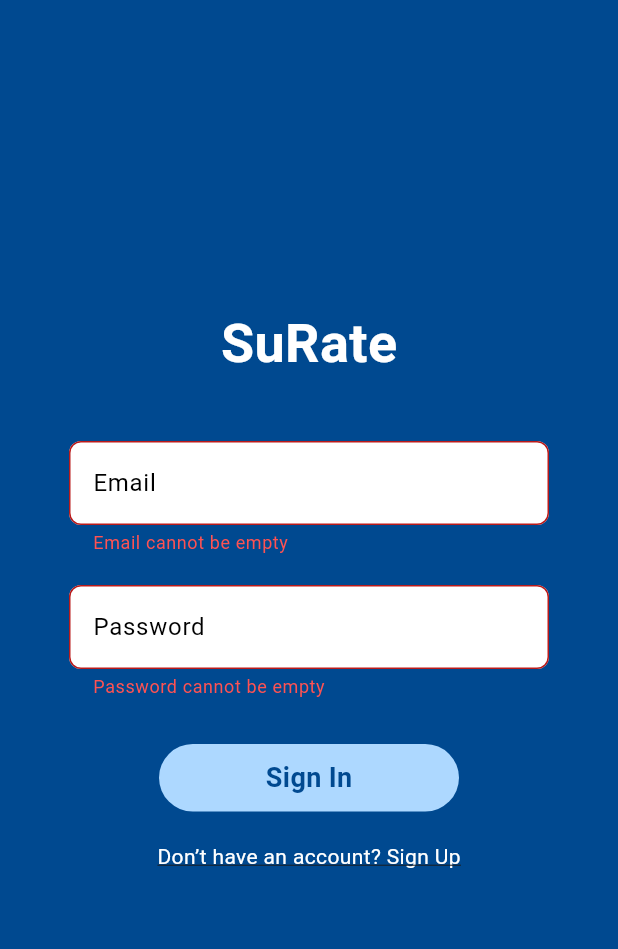
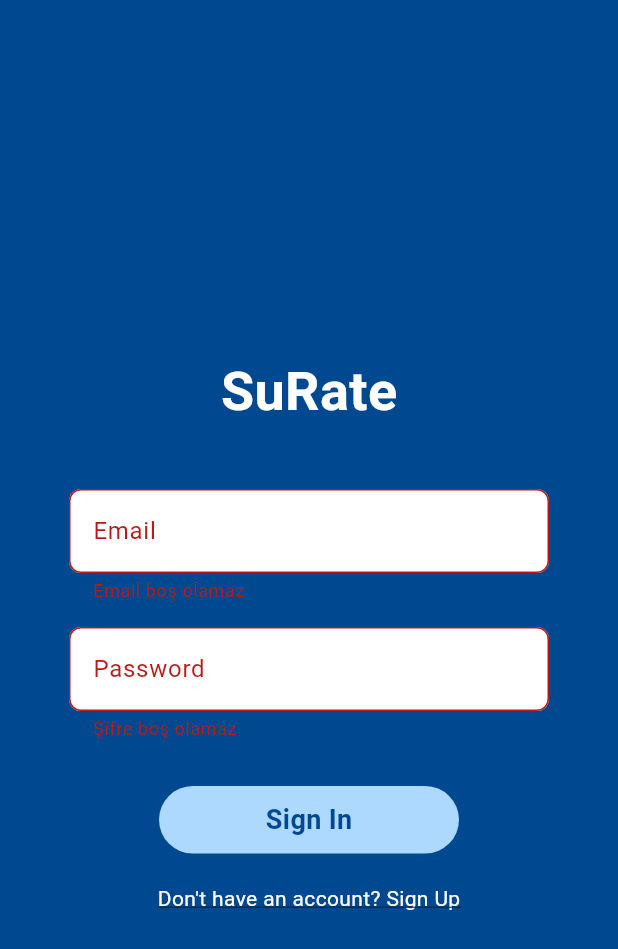
Before and after one commit to OzanMuhcu/SUrate, a Flutter app: the screen it shows after launch, after a tap on "Sign In", on a phone screen of 412 x 824 dp. Shown: the top 949 px of the screen. Run offline on Flutter 3.47's test engine with Material 3 defaults, Android fonts, the phone set to English and light mode, and no system bars; our stand-ins replace firebase_auth, firebase_core, flutter_rating_bar; accounts and stored records are empty.

Commit message:
sorunlar çözüldü

```diff
--- a/lib/login_page.dart
+++ b/lib/login_page.dart
@@ -1,7 +1,7 @@
 import 'package:flutter/material.dart';
-import 'package:provider/provider.dart';
+import 'package:firebase_auth/firebase_auth.dart';
+
 import 'signup_page.dart';
-import 'package:surate/providers/auth_provider.dart';
 
 class LoginPage extends StatefulWidget {
   const LoginPage({super.key});
@@ -12,14 +12,44 @@ class LoginPage extends StatefulWidget {
 
 class _LoginPageState extends State<LoginPage> {
   final _formKey = GlobalKey<FormState>();
+
   final _emailController = TextEditingController();
   final _passwordController = TextEditingController();
+
+  bool _loading = false;
 
   @override
   void dispose() {
     _emailController.dispose();
     _passwordController.dispose();
     super.dispose();
+  }
+
+  Future<void> _login() async {
+    if (_loading) return;
+    if (!_formKey.currentState!.validate()) return;
+
+    final email = _emailController.text.trim();
+    final password = _passwordController.text;
+
+    debugPrint("LOGIN EMAIL => $email");
+
+    setState(() => _loading = true);
+
+    try {
+      await FirebaseAuth.instance.signInWithEmailAndPassword(
+        email: email,
+        password: password,
+      );
+      // AuthWrapper otomatik yönlendirecek
+    } on FirebaseAuthException catch (e) {
+      if (!mounted) return;
+      ScaffoldMessenger.of(context).showSnackBar(
+        SnackBar(content: Text(e.message ?? e.code)),
+      );
+    } finally {
+      if (mounted) setState(() => _loading = false);
+    }
   }
 
   @override
@@ -29,8 +59,9 @@ class _LoginPageState extends State<LoginPage> {
       body: Center(
         child: SingleChildScrollView(
           child: Column(
-            mainAxisAlignment: MainAxisAlignment.center,
             children: [
+              const SizedBox(height: 60),
+
               const Text(
                 "SuRate",
                 style: TextStyle(
@@ -39,36 +70,39 @@ class _LoginPageState extends State<LoginPage> {
                   fontWeight: FontWeight.bold,
                 ),
               ),
+
               const SizedBox(height: 40),
 
               Form(
                 key: _formKey,
                 child: Column(
                   children: [
-                    _buildInputField(
-                      label: "Email",
-                      controller: _emailController,
-                      validator: (value) {
-                        if (value == null || value.isEmpty) {
-                          return "Email cannot be empty";
+                    _input(
+                      "Email",
+                      _emailController,
+                      validator: (v) {
+                        if (v == null || v.isEmpty) {
+                          return "Email boş olamaz";
                         }
-                        if (!value.contains("@")) {
-                          return "Enter a valid email";
+                        if (!v.contains("@")) {
+                          return "Geçerli email gir";
                         }
                         return null;
                       },
                     ),
-                    const SizedBox(height: 20),
-                    _buildInputField(
-                      label: "Password",
-                      controller: _passwordController,
-                      obscureText: true,
-                      validator: (value) {
-                        if (value == null || value.isEmpty) {
-                          return "Password cannot be empty";
+
+                    const SizedBox(height: 16),
+
+                    _input(
+                      "Password",
+                      _passwordController,
+                      obscure: true,
+                      validator: (v) {
+                        if (v == null || v.isEmpty) {
+                          return "Şifre boş olamaz";
                         }
-                        if (value.length < 6) {
-                          return "Password must be at least 6 characters";
+                        if (v.length < 6) {
+                          return "En az 6 karakter";
                         }
                         return null;
                       },
@@ -79,70 +113,26 @@ class _LoginPageState extends State<LoginPage> {
 
               const SizedBox(height: 30),
 
-
-              GestureDetector(
-                onTap: () async {
-                  if (!_formKey.currentState!.validate()) return;
-
-                  try {
-                    await context.read<AuthProvider>().login(
-                      _emailController.text.trim(),
-                      _passwordController.text.trim(),
-                    );
-
-
-                  } catch (e) {
-                    if (!mounted) return;
-                    showDialog(
-                      context: context,
-                      builder: (_) => AlertDialog(
-                        title: const Text("Login Failed"),
-                        content: Text(e.toString()),
-                        actions: [
-                          TextButton(
-                            onPressed: () => Navigator.pop(context),
-                            child: const Text("OK"),
-                          ),
-                        ],
-                      ),
-                    );
-                  }
-                },
-                child: Container(
-                  width: 200,
-                  height: 45,
-                  decoration: BoxDecoration(
-                    color: const Color(0xFFADD8FF),
-                    borderRadius: BorderRadius.circular(30),
-                  ),
-                  child: const Center(
-                    child: Text(
-                      "Sign In",
-                      style: TextStyle(
-                        fontSize: 18,
-                        color: Color(0xFF004990),
-                        fontWeight: FontWeight.bold,
-                      ),
-                    ),
-                  ),
-                ),
+              /// ✅ TEK ve DOĞRU BUTON
+              _button(
+                _loading ? "Loading..." : "Sign In",
+                _loading ? () {} : _login,
               ),
 
               const SizedBox(height: 20),
 
               GestureDetector(
                 onTap: () {
-                  Navigator.push(
+                  Navigator.pushReplacement(
                     context,
                     MaterialPageRoute(builder: (_) => const SignUpPage()),
                   );
                 },
                 child: const Text(
-                  "Don’t have an account? Sign Up",
+                  "Don't have an account? Sign Up",
                   style: TextStyle(
                     color: Colors.white,
                     decoration: TextDecoration.underline,
-                    fontSize: 14,
                   ),
                 ),
               ),
@@ -155,29 +145,52 @@ class _LoginPageState extends State<LoginPage> {
     );
   }
 
-  Widget _buildInputField({
-    required String label,
-    required TextEditingController controller,
-    required String? Function(String?) validator,
-    bool obscureText = false,
-  }) {
+  Widget _input(
+      String label,
+      TextEditingController controller, {
+        bool obscure = false,
+        required String? Function(String?) validator,
+      }) {
     return SizedBox(
       width: 320,
       child: TextFormField(
         controller: controller,
-        obscureText: obscureText,
+        obscureText: obscure,
+        autocorrect: false,
+        enableSuggestions: false,
+        autofillHints: const [],
+        textCapitalization: TextCapitalization.none,
         validator: validator,
         decoration: InputDecoration(
           filled: true,
           fillColor: Colors.white,
           labelText: label,
-          labelStyle: const TextStyle(color: Colors.black),
           border: OutlineInputBorder(
             borderRadius: BorderRadius.circular(8),
           ),
-          errorStyle: const TextStyle(
-            color: Colors.redAccent,
-            fontSize: 12,
+        ),
+      ),
+    );
+  }
+
+  Widget _button(String text, VoidCallback onTap) {
+    return GestureDetector(
+      onTap: onTap,
+      behavior: HitTestBehavior.opaque,
+      child: Container(
+        width: 200,
+        height: 45,
+        decoration: BoxDecoration(
+          color: const Color(0xFFADD8FF),
+          borderRadius: BorderRadius.circular(30),
+        ),
+        alignment: Alignment.center,
+        child: Text(
+          text,
+          style: const TextStyle(
+            fontSize: 18,
+            color: Color(0xFF004990),
+            fontWeight: FontWeight.bold,
           ),
         ),
       ),
--- a/lib/profile_page.dart
+++ b/lib/profile_page.dart
@@ -6,6 +6,8 @@ class ProfilePage extends StatelessWidget {
 
   @override
   Widget build(BuildContext context) {
+    final user = FirebaseAuth.instance.currentUser;
+
     return Scaffold(
       backgroundColor: Colors.white,
 
@@ -48,18 +50,26 @@ class ProfilePage extends StatelessWidget {
 
                   const SizedBox(height: 12),
 
-                  const Text(
-                    "Yağmur Geçim",
-                    style: TextStyle(fontSize: 20, fontWeight: FontWeight.bold),
+                  // ✅ DİNAMİK İSİM
+                  Text(
+                    user?.displayName ?? "İsim yok",
+                    style: const TextStyle(
+                      fontSize: 20,
+                      fontWeight: FontWeight.bold,
+                    ),
                   ),
 
                   const SizedBox(height: 4),
-                  const Text(
-                    "yagmur@sabanci.com",
-                    style: TextStyle(color: Colors.black54),
+
+                  // ✅ DİNAMİK EMAIL
+                  Text(
+                    user?.email ?? "Email yok",
+                    style: const TextStyle(color: Colors.black54),
                   ),
 
                   const SizedBox(height: 4),
+
+                  // (İstersen bunu sonra Firestore’dan çekersin)
                   const Text(
                     "Class of 2028",
                     style: TextStyle(color: Colors.black54),
@@ -74,8 +84,6 @@ class ProfilePage extends StatelessWidget {
                   /// 🔴 GERÇEK LOGOUT
                   _buildButton("Logout", () async {
                     await FirebaseAuth.instance.signOut();
-
-                    // AuthWrapper otomatik LoginPage'e döner
                     Navigator.of(context).popUntil((route) => route.isFirst);
                   }),
                 ],
--- a/lib/wrappers/auth_wrapper.dart
+++ b/lib/wrappers/auth_wrapper.dart
@@ -1,19 +1,33 @@
 import 'package:flutter/material.dart';
-import 'package:provider/provider.dart';
+import 'package:firebase_auth/firebase_auth.dart';
 
-import 'package:surate/providers/auth_provider.dart';
-import 'package:surate/login_page.dart';
-import 'package:surate/MainPage.dart'; // dosya adı aynı kalıyor
+// 🔥 DOĞRU IMPORTLAR (bir üst klasör)
+import '../login_page.dart';
+import '../MainPage.dart';
 
 class AuthWrapper extends StatelessWidget {
+  const AuthWrapper({super.key});
+
   @override
   Widget build(BuildContext context) {
-    final auth = context.watch<AuthProvider>();
+    return StreamBuilder<User?>(
+      stream: FirebaseAuth.instance.authStateChanges(),
+      builder: (context, snapshot) {
+        // Firebase auth kontrol ederken
+        if (snapshot.connectionState == ConnectionState.waiting) {
+          return const Scaffold(
+            body: Center(child: CircularProgressIndicator()),
+          );
+        }
 
-    if (auth.isLoggedIn) {
-      return HomePage();
-    } else {
-      return LoginPage();
-    }
+        // Login olmuşsa
+        if (snapshot.hasData) {
+          return HomePage(); // MainPage.dart içindeki class
+        }
+
+        // Login değilse
+        return LoginPage(); // ❌ const YOK
+      },
+    );
   }
 }
```
Also changed, not shown: 1 other file.
